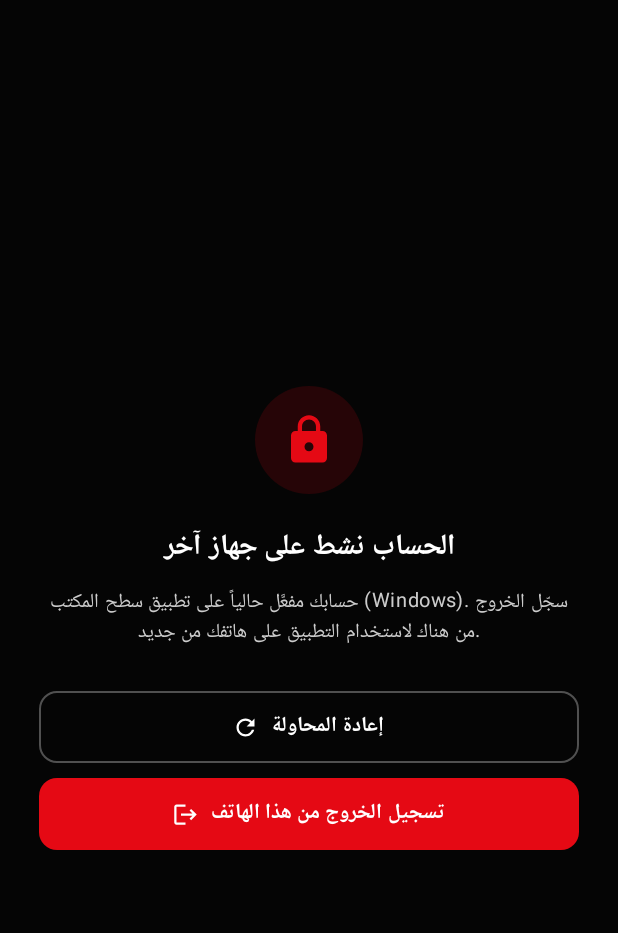
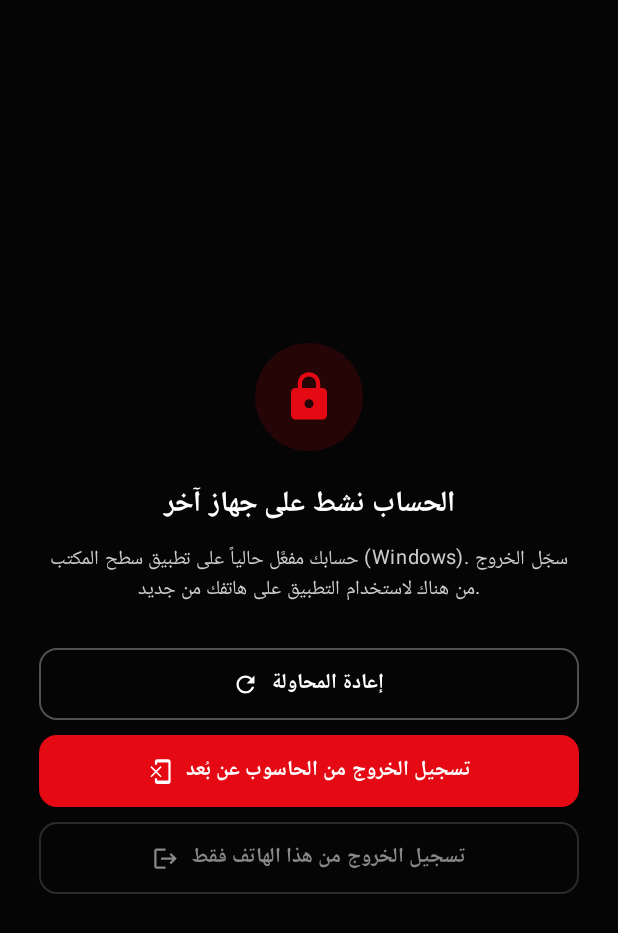
Before and after one commit to zidoncasawi-star/tvfx, an Android app built with Jetpack Compose: the composable DeviceLockScreen shown on its own in the app's theme, on a phone screen of 412 x 824 dp. Shown: the top 933 px of the screen. Run offline under Robolectric (Android 15) with nearby library versions, the phone set to English and light mode, and no system bars.

Commit message:
Add remote logout of the other device from the lock screen
Lets the phone force-logout an active desktop session (and vice versa)
directly from the lock screen, without needing physical access to it.

```diff
--- a/app/src/main/java/com/example/MainActivity.kt
+++ b/app/src/main/java/com/example/MainActivity.kt
@@ -146,7 +146,8 @@ class MainActivity : ComponentActivity() {
                 if (lockedByOtherDevice) {
                     com.example.ui.screens.DeviceLockScreen(
                         onRetry = { viewModel.checkSubscription() },
-                        onLogout = { viewModel.logoutUser() }
+                        onLogout = { viewModel.logoutUser() },
+                        onForceLogoutDesktop = { viewModel.forceLogoutDesktop() }
                     )
                     return@FlixTvTheme
                 }
--- a/app/src/main/java/com/example/ui/screens/DeviceLockScreen.kt
+++ b/app/src/main/java/com/example/ui/screens/DeviceLockScreen.kt
@@ -8,6 +8,7 @@ import androidx.compose.foundation.shape.RoundedCornerShape
 import androidx.compose.material.icons.Icons
 import androidx.compose.material.icons.filled.Logout
 import androidx.compose.material.icons.filled.Lock
+import androidx.compose.material.icons.filled.PhonelinkErase
 import androidx.compose.material.icons.filled.Refresh
 import androidx.compose.material3.*
 import androidx.compose.runtime.*
@@ -23,7 +24,7 @@ import com.example.ui.theme.NetflixRed
 
 // يظهر عندما يكون تطبيق سطح المكتب هو الجهاز النشط حالياً على هذا الحساب — على غرار web.whatsapp.com
 @Composable
-fun DeviceLockScreen(onRetry: () -> Unit, onLogout: () -> Unit) {
+fun DeviceLockScreen(onRetry: () -> Unit, onLogout: () -> Unit, onForceLogoutDesktop: () -> Unit) {
     var checking by remember { mutableStateOf(false) }
 
     Box(
@@ -89,14 +90,28 @@ fun DeviceLockScreen(onRetry: () -> Unit, onLogout: () -> Unit) {
             Spacer(modifier = Modifier.height(10.dp))
 
             Button(
+                onClick = onForceLogoutDesktop,
+                colors = ButtonDefaults.buttonColors(containerColor = NetflixRed),
+                shape = RoundedCornerShape(12.dp),
+                modifier = Modifier.fillMaxWidth().height(48.dp)
+            ) {
+                Icon(Icons.Default.PhonelinkErase, contentDescription = null, modifier = Modifier.size(18.dp))
+                Spacer(modifier = Modifier.width(8.dp))
+                Text("تسجيل الخروج من الحاسوب عن بُعد", fontWeight = FontWeight.Bold)
+            }
+
+            Spacer(modifier = Modifier.height(10.dp))
+
+            OutlinedButton(
                 onClick = onLogout,
-                colors = ButtonDefaults.buttonColors(containerColor = NetflixRed),
+                colors = ButtonDefaults.outlinedButtonColors(contentColor = Color.Gray),
+                border = BorderStroke(1.dp, Color.White.copy(alpha = 0.15f)),
                 shape = RoundedCornerShape(12.dp),
                 modifier = Modifier.fillMaxWidth().height(48.dp)
             ) {
                 Icon(Icons.Default.Logout, contentDescription = null, modifier = Modifier.size(18.dp))
                 Spacer(modifier = Modifier.width(8.dp))
-                Text("تسجيل الخروج من هذا الهاتف", fontWeight = FontWeight.Bold)
+                Text("تسجيل الخروج من هذا الهاتف فقط", fontWeight = FontWeight.Bold)
             }
         }
     }
```
Also changed, not shown: app/src/main/java/com/example/ui/viewmodel/MainViewModel.kt (+11 -0 lines).
